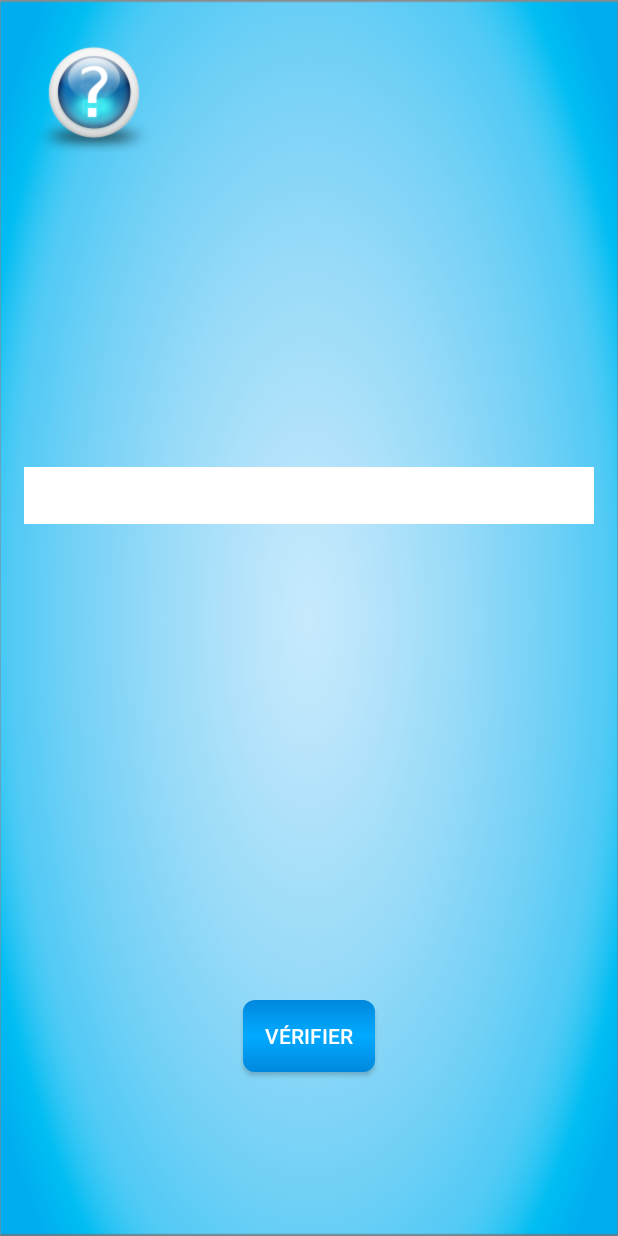
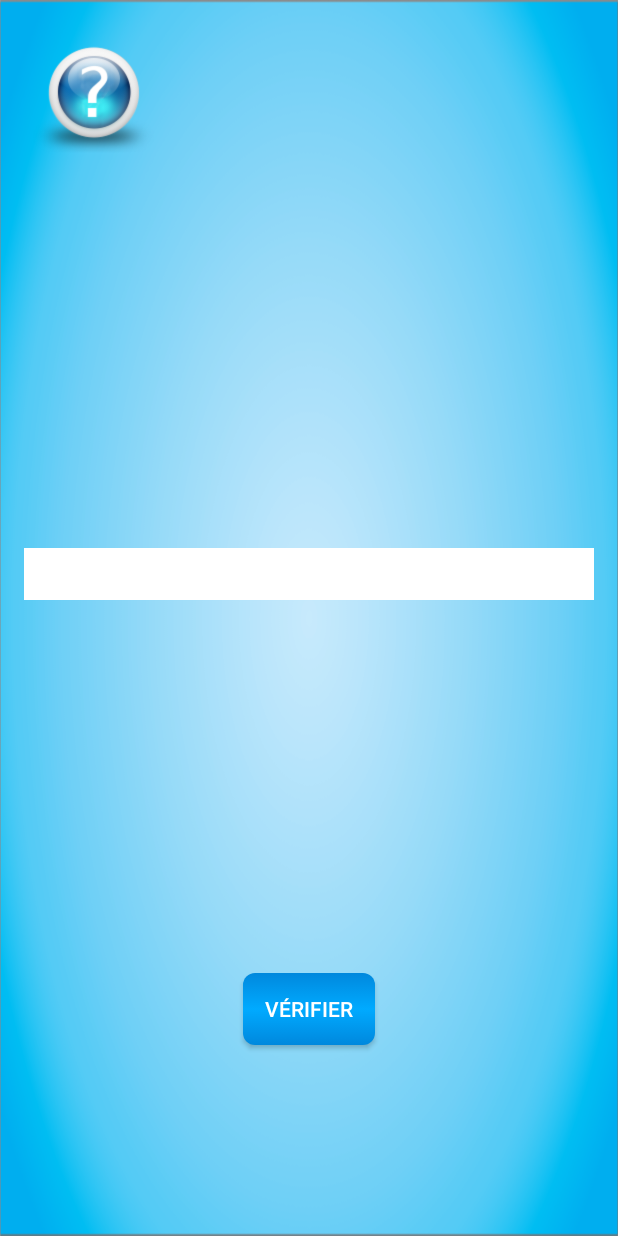
Before and after one commit to LucieH/Manabu, an Android app: the layout activity_flash_answer.xml on its own in the app's theme, with its tools: preview values and no code run, on a phone screen of 412 x 824 dp. Run offline under Robolectric (Android 15) with nearby library versions, the phone set to English and light mode, and no system bars; Roboto replaces fonts that are not available here.

Commit message:
09/06
début lvl flash

```diff
--- a/app/src/main/java/be/manabu/CustomKeyboard.java
+++ b/app/src/main/java/be/manabu/CustomKeyboard.java
@@ -204,7 +204,7 @@ public class CustomKeyboard extends View{
                 edittext.setInputType(InputType.TYPE_NULL); // Disable standard keyboard
                 edittext.onTouchEvent(event);               // Call native handler
                 edittext.setInputType(inType);              // Restore input type
-                edittext.moveCursorToVisibleOffset();
+                //edittext.moveCursorToVisibleOffset();
                 return true; // Consume touch event
             }
         });
--- a/app/src/main/res/layout/activity_flash.xml
+++ b/app/src/main/res/layout/activity_flash.xml
@@ -15,7 +15,7 @@
         android:id="@+id/TVflash"
         android:layout_width="wrap_content"
         android:layout_height="wrap_content"
-        android:textSize="30sp"
+        android:textSize="25sp"
         style="@style/texteSurFond"/>
 
 </LinearLayout>
--- a/app/src/main/res/layout/activity_flash_answer.xml
+++ b/app/src/main/res/layout/activity_flash_answer.xml
@@ -33,16 +33,17 @@
         android:layout_height="wrap_content"
         android:layout_marginLeft="16dp"
         android:layout_marginRight="16dp"
-        android:textSize="28sp"
+        android:textSize="25sp"
         android:gravity="center"
+        android:singleLine="false"
         android:background="#FFF"
         android:textColor="#08D"
-        android:inputType="text"/>
+        android:inputType="textMultiLine"/>
 
     <Space
         android:layout_width="wrap_content"
         android:layout_height="wrap_content"
-        android:layout_weight="3"/>
+        android:layout_weight="2"/>
 
     <LinearLayout
         android:layout_width="wrap_content"
```
Also changed, not shown: app/src/main/java/be/manabu/FlashActivity.java (+25 -3 lines), app/src/main/res/values/strings.xml (+22 -0 lines).
